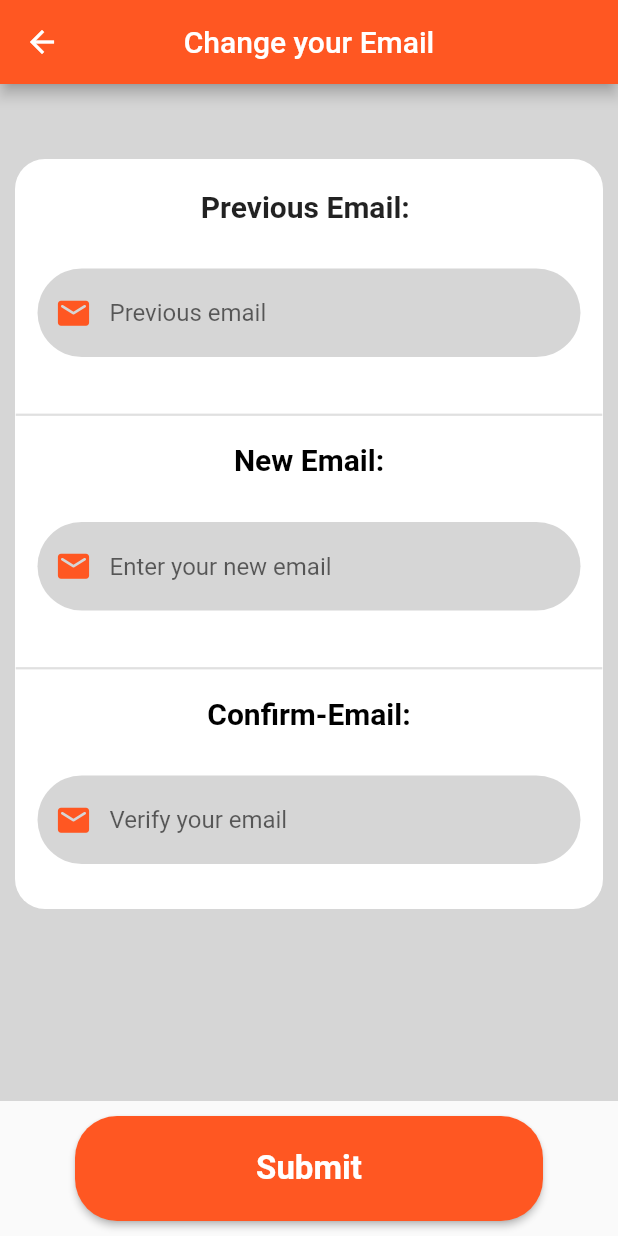
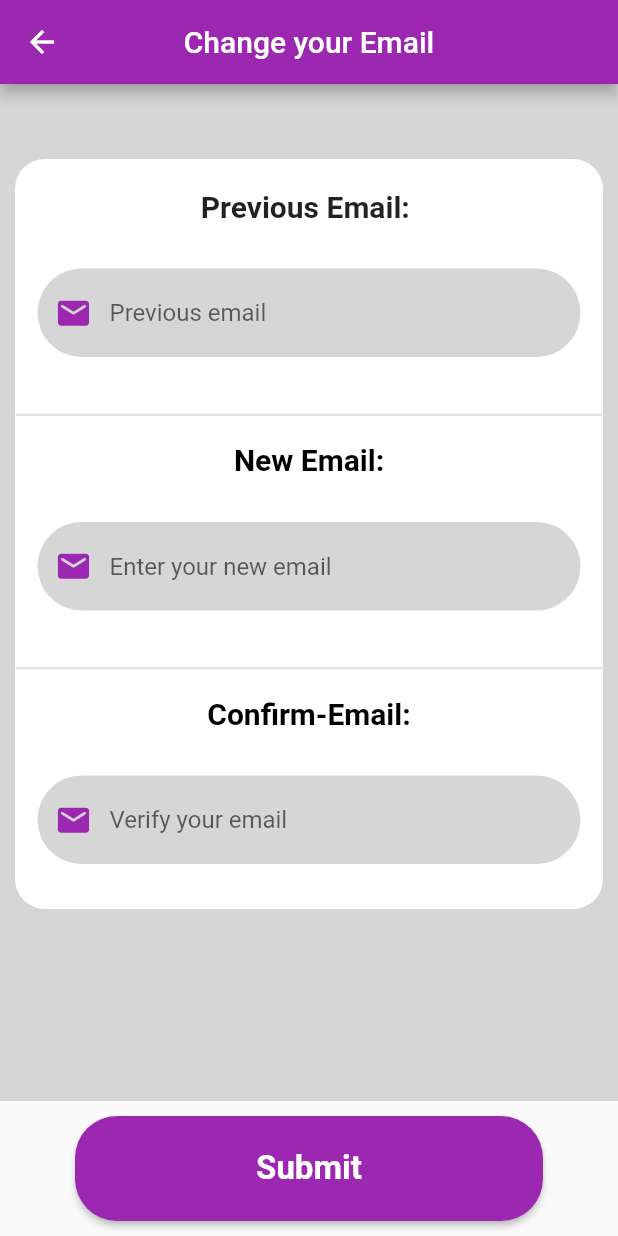
Before and after one commit to ishwar46/ProjectJutta, a Flutter app: the AccountScreen screen opened by its route, after a tap on "Change your email", on a phone screen of 412 x 824 dp. Run offline on Flutter 3.47's test engine with Material 2 defaults, Android fonts, the phone set to English and light mode, and no system bars; drawn by our look-alikes of loader_overlay; our stand-ins replace cloud_firestore, curved_navigation_bar, email_validator, firebase_auth, firebase_core, firebase_messaging and 12 more; missing offline and left inert: fluid_bottom_nav_bar, flutter_barcode_scanner; accounts and stored records are empty; network calls fail.

Commit message:
Edit email

```diff
--- a/jutta_junction/lib/pages/Profile/account_screen.dart
+++ b/jutta_junction/lib/pages/Profile/account_screen.dart
@@ -23,7 +23,7 @@ class _AccountScreenState extends State<AccountScreen> {
       }).catchError((e) {
         ScaffoldMessenger.of(context).showSnackBar(SnackBar(
           content: Text(e.message.toString()),
-          backgroundColor: Colors.deepOrangeAccent,
+          backgroundColor: Colors.purpleAccent,
           behavior: SnackBarBehavior.floating,
           margin: EdgeInsets.all(50),
           elevation: 20,
@@ -32,7 +32,7 @@ class _AccountScreenState extends State<AccountScreen> {
     } catch (err) {
       ScaffoldMessenger.of(context).showSnackBar(SnackBar(
         content: Text(err.toString()),
-        backgroundColor: Colors.deepOrangeAccent,
+        backgroundColor: Colors.purpleAccent,
         behavior: SnackBarBehavior.floating,
         margin: EdgeInsets.all(50),
         elevation: 20,
@@ -76,7 +76,7 @@ class _AccountScreenState extends State<AccountScreen> {
       appBar: AppBar(
         centerTitle: true,
         title: Text("Your Profile"),
-        backgroundColor: Colors.deepOrange,
+        backgroundColor: Colors.purple,
         actions: [
           IconButton(
               icon: const Icon(Icons.sell),
@@ -126,8 +126,8 @@ class _AccountScreenState extends State<AccountScreen> {
               ),
               title: Text("Personal Data",
                   style: TextStyle(fontWeight: FontWeight.w700)),
-              trailing: Icon(Icons.arrow_forward_ios,
-                  color: Colors.deepOrange, size: 20),
+              trailing:
+                  Icon(Icons.arrow_forward_ios, color: Colors.purple, size: 20),
               onTap: () {
                 Navigator.of(context).pushNamed("/your_profile");
               },
@@ -145,8 +145,8 @@ class _AccountScreenState extends State<AccountScreen> {
               ),
               title: Text("Change your email",
                   style: TextStyle(fontWeight: FontWeight.w700)),
-              trailing: Icon(Icons.arrow_forward_ios,
-                  color: Colors.deepOrange, size: 20),
+              trailing:
+                  Icon(Icons.arrow_forward_ios, color: Colors.purple, size: 20),
               onTap: () {
                 Navigator.of(context).pushNamed("/change_email");
               },
@@ -164,8 +164,8 @@ class _AccountScreenState extends State<AccountScreen> {
               ),
               title: Text("Change your password",
                   style: TextStyle(fontWeight: FontWeight.w700)),
-              trailing: Icon(Icons.arrow_forward_ios,
-                  color: Colors.deepOrange, size: 20),
+              trailing:
+                  Icon(Icons.arrow_forward_ios, color: Colors.purple, size: 20),
               onTap: () {
                 Navigator.of(context).pushNamed("/change_password");
               },
@@ -183,8 +183,8 @@ class _AccountScreenState extends State<AccountScreen> {
               ),
               title: Text("Change your address",
                   style: TextStyle(fontWeight: FontWeight.w700)),
-              trailing: Icon(Icons.arrow_forward_ios,
-                  color: Colors.deepOrange, size: 20),
+              trailing:
+                  Icon(Icons.arrow_forward_ios, color: Colors.purple, size: 20),
               onTap: () {
                 Navigator.of(context).pushNamed("/change_address");
               },
@@ -219,11 +219,9 @@ class _AccountScreenState extends State<AccountScreen> {
               ),
               title: Text("Order History",
                   style: TextStyle(fontWeight: FontWeight.w700)),
-              trailing: Icon(Icons.arrow_forward_ios,
-                  color: Colors.deepOrange, size: 20),
-              onTap: () {
-                Navigator.of(context).pushNamed("/history");
-              },
+              trailing:
+                  Icon(Icons.arrow_forward_ios, color: Colors.purple, size: 20),
+              onTap: () {},
             ),
             divider(),
             ListTile(
@@ -240,7 +238,7 @@ class _AccountScreenState extends State<AccountScreen> {
                   style: TextStyle(fontWeight: FontWeight.w700)),
               trailing: Switch(
                 value: _notificationEnabled,
-                activeColor: Colors.deepOrange,
+                activeColor: Colors.purple,
                 inactiveTrackColor: Colors
                     .grey, // _notificationEnabled is a boolean variable that indicates the current state of the toggle switch
                 onChanged: (bool value) {
@@ -263,8 +261,8 @@ class _AccountScreenState extends State<AccountScreen> {
               ),
               title:
                   Text("FAQ's", style: TextStyle(fontWeight: FontWeight.w700)),
-              trailing: Icon(Icons.arrow_forward_ios,
-                  color: Colors.deepOrange, size: 20),
+              trailing:
+                  Icon(Icons.arrow_forward_ios, color: Colors.purple, size: 20),
               onTap: () {
                 Navigator.of(context).pushNamed("/faqs");
               },
@@ -282,8 +280,8 @@ class _AccountScreenState extends State<AccountScreen> {
               ),
               title: Text("Rate Our App",
                   style: TextStyle(fontWeight: FontWeight.w700)),
-              trailing: Icon(Icons.arrow_forward_ios,
-                  color: Colors.deepOrange, size: 20),
+              trailing:
+                  Icon(Icons.arrow_forward_ios, color: Colors.purple, size: 20),
               onTap: () {
                 Navigator.push(context, showPopUpRatingDialog(context));
               },
@@ -399,7 +397,7 @@ class _AccountScreenState extends State<AccountScreen> {
             // Add your code for logging out here
           },
           style: ElevatedButton.styleFrom(
-            primary: Colors.deepOrange,
+            primary: Colors.purple,
             shape: RoundedRectangleBorder(
               borderRadius: BorderRadius.circular(28),
             ),
--- a/jutta_junction/lib/pages/Profile/change_your_email.dart
+++ b/jutta_junction/lib/pages/Profile/change_your_email.dart
@@ -82,7 +82,7 @@ class _ChangeEmailState extends State<ChangeEmail> {
         appBar: AppBar(
           centerTitle: true,
           title: Text('Change your Email'),
-          backgroundColor: Colors.deepOrange,
+          backgroundColor: Colors.purple,
         ),
         body: Container(
           color: Color(0xFFD6D6D6),
@@ -130,14 +130,14 @@ class _ChangeEmailState extends State<ChangeEmail> {
                           }
                         },
                         keyboardType: TextInputType.emailAddress,
-                        cursorColor: Colors.deepOrange,
+                        cursorColor: Colors.purple,
                         cursorHeight: 25,
                         decoration: InputDecoration(
                           filled: true,
                           fillColor: Colors.grey[350],
                           prefixIcon: Icon(
                             Icons.email_rounded,
-                            color: Colors.deepOrange,
+                            color: Colors.purple,
                             size: 25,
                           ),
                           hintText: "Previous email",
@@ -181,14 +181,14 @@ class _ChangeEmailState extends State<ChangeEmail> {
                           }
                         },
                         keyboardType: TextInputType.emailAddress,
-                        cursorColor: Colors.deepOrange,
+                        cursorColor: Colors.purple,
                         cursorHeight: 25,
                         decoration: InputDecoration(
                           filled: true,
                           fillColor: Colors.grey[350],
                           prefixIcon: Icon(
                             Icons.email_rounded,
-                            color: Colors.deepOrange,
+                            color: Colors.purple,
                             size: 25,
                           ),
                           hintText: "Enter your new email",
@@ -231,14 +231,14 @@ class _ChangeEmailState extends State<ChangeEmail> {
                           }
                         },
                         keyboardType: TextInputType.emailAddress,
-                        cursorColor: Colors.deepOrange,
+                        cursorColor: Colors.purple,
                         cursorHeight: 25,
                         decoration: InputDecoration(
                           filled: true,
                           fillColor: Colors.grey[350],
                           prefixIcon: Icon(
                             Icons.email_rounded,
-                            color: Colors.deepOrange,
+                            color: Colors.purple,
                             size: 25,
                           ),
                           hintText: "Verify your email",
@@ -271,7 +271,7 @@ class _ChangeEmailState extends State<ChangeEmail> {
             // Add your code for logging out here
           },
           style: ElevatedButton.styleFrom(
-            primary: Colors.deepOrange,
+            primary: Colors.purple,
             shape: RoundedRectangleBorder(
               borderRadius: BorderRadius.circular(28),
             ),
--- a/jutta_junction/lib/pages/Profile/edit_profile.dart
+++ b/jutta_junction/lib/pages/Profile/edit_profile.dart
@@ -87,7 +87,7 @@ class _ProfileInfoState extends State<ProfileInfo> {
     return Consumer<AuthViewModel>(builder: (context, authVM, chid) {
       return Scaffold(
           appBar: AppBar(
-            backgroundColor: Colors.deepOrangeAccent,
+            backgroundColor: Colors.purpleAccent,
             centerTitle: true,
             title: Text("Profile Information"),
           ),
```
